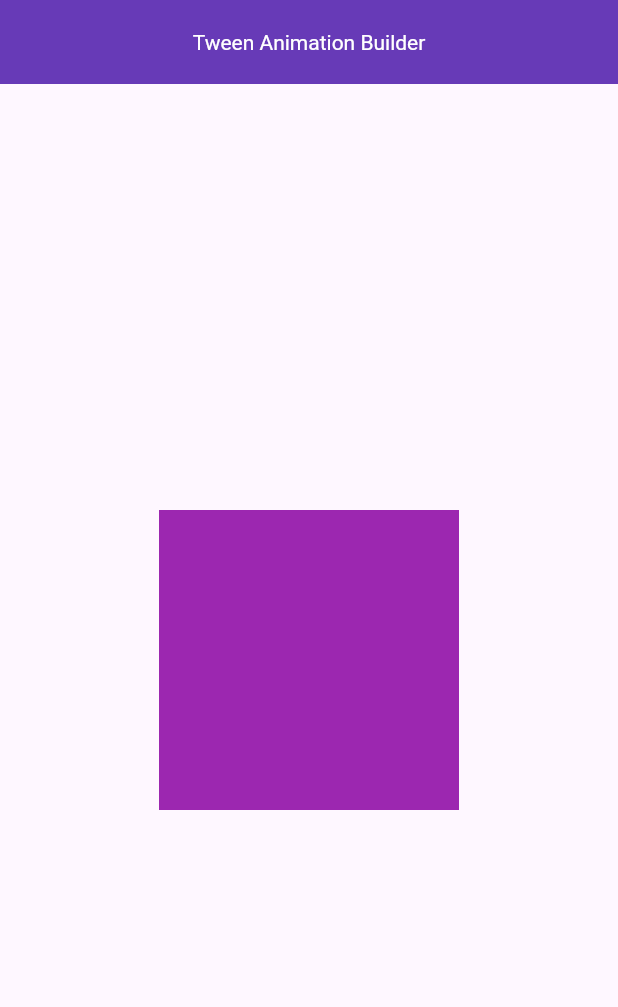
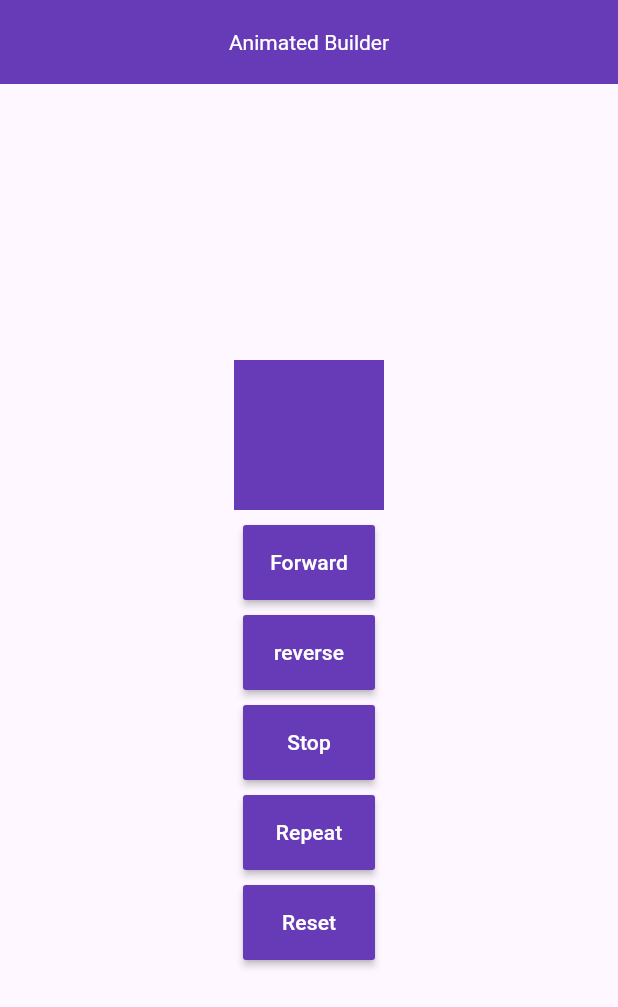
Before and after one commit to Esra2-Abdelltif/Flutter-Animation, a Flutter app: the screen it shows after launch, on a phone screen of 412 x 824 dp. Shown: the top 1007 px of the screen. Run offline on Flutter 3.47's test engine with Material 3 defaults, Android fonts, the phone set to English and light mode, and no system bars; our stand-ins replace device_preview.

Commit message:
Animated Builder

```diff
--- /dev/null
+++ b/lib/Explicit Animations/AnimatedBuilder/animated_builder.dart
@@ -0,0 +1,114 @@
+import 'package:flutter/material.dart';
+
+class AnimatedBuilderWidget extends StatefulWidget {
+  const AnimatedBuilderWidget({super.key});
+
+  @override
+  State<AnimatedBuilderWidget> createState() =>
+      _AnimatedBuilderWidgetState();
+}
+
+class _AnimatedBuilderWidgetState extends State<AnimatedBuilderWidget>
+    with SingleTickerProviderStateMixin {
+  late AnimationController animationController;
+
+  @override
+  void initState() {
+    animationController = AnimationController(
+        vsync: this,
+        duration: const Duration(seconds: 3),
+        lowerBound: 100,
+        upperBound: 300);
+    super.initState();
+  }
+
+  @override
+  Widget build(BuildContext context) {
+    return Scaffold(
+      appBar: AppBar(
+        title: const Text("Animated Builder"),
+      ),
+      body: Column(
+        mainAxisAlignment: MainAxisAlignment.center,
+        children: [
+          Center(
+            child: AnimatedBuilder(
+              //الوديجيت مش هيتعملها Rebuild لل Animations
+              animation: animationController,
+              builder: (context, child) {
+                return Container(
+                  color: Colors.deepPurple,
+                  height: animationController.value,
+                  width: animationController.value,
+                );
+              },
+              //الوديجيت مش هيتعملها Rebuild لل Animations
+              child:const Text("Explicit Animations",style: const TextStyle(color: Colors.white),),
+            ),
+          ),
+          ButtonWidget(
+            fun: () {
+              setState(() {
+                animationController.forward();
+              });
+            },
+            text: "Forward",
+          ),
+          ButtonWidget(
+            fun: () {
+              setState(() {
+                animationController.reverse();
+              });
+            },
+            text: "reverse",
+          ),
+          ButtonWidget(
+            fun: () {
+              setState(() {
+                animationController.stop();
+              });
+            },
+            text: "Stop",
+          ),
+          ButtonWidget(
+            fun: () {
+              setState(() {
+                animationController.repeat();
+              });
+            },
+            text: "Repeat",
+          ),
+          ButtonWidget(
+            fun: () {
+              setState(() {
+                animationController.reset();
+              });
+            },
+            text: "Reset",
+          )
+        ],
+      ),
+    );
+  }
+}
+
+class ButtonWidget extends StatelessWidget {
+  final void Function() fun;
+  final String text;
+
+  const ButtonWidget({super.key, required this.fun, required this.text});
+
+  @override
+  Widget build(BuildContext context) {
+    return Padding(
+      padding: const EdgeInsets.only(top: 10),
+      child: MaterialButton(
+        onPressed: fun,
+        color: Colors.deepPurple,
+        padding:  const EdgeInsets.all( 15),
+        height: 40,
+        child: Text(text,style: const TextStyle(color: Colors.white),),
+      ),
+    );
+  }
+}
--- a/lib/main.dart
+++ b/lib/main.dart
@@ -1,6 +1,6 @@
 import 'package:flutter/material.dart';
 import 'package:device_preview/device_preview.dart';
-import 'package:flutter_animation/Implicit%20Animations/TweenAnimationBuilder/tween_animation_builder.dart';
+import 'package:flutter_animation/Explicit%20Animations/AnimatedBuilder/animated_builder.dart';
 void main() {
   runApp((DevicePreview(
     enabled: true,
@@ -22,7 +22,7 @@ class MyApp extends StatelessWidget {
         colorScheme: ColorScheme.fromSeed(seedColor: Colors.deepPurple),
         useMaterial3: true,
       ),
-      home: const TweenAnimationBuilderWidget(),
+      home: const AnimatedBuilderWidget(),
     );
   }
 }
```
